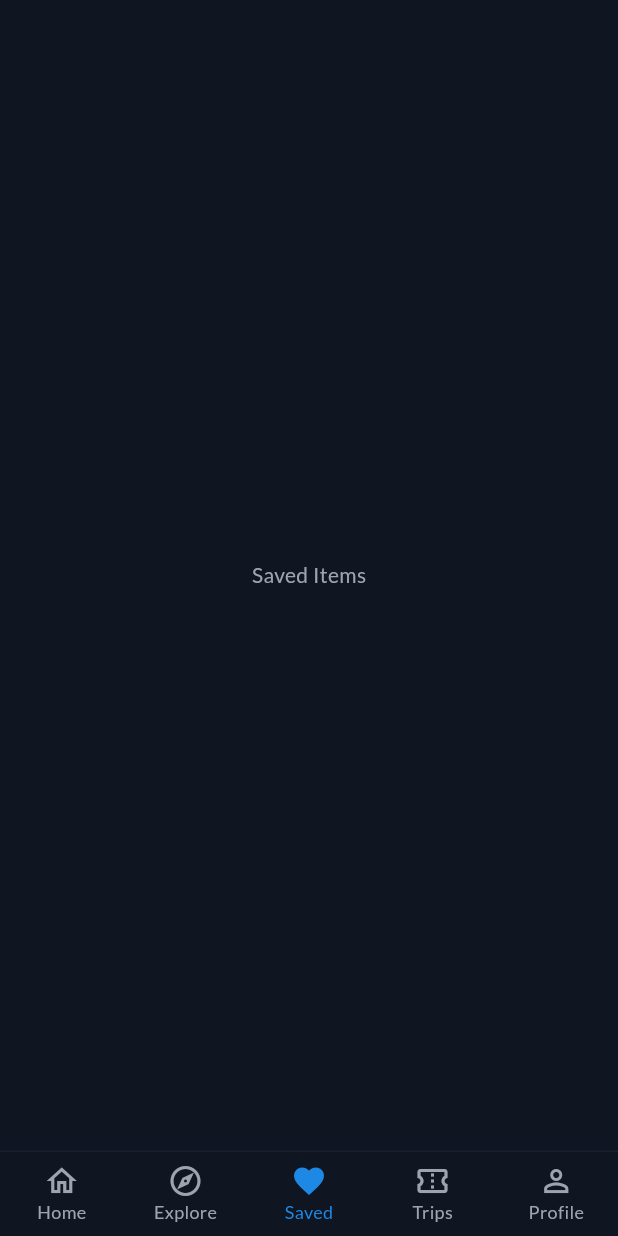
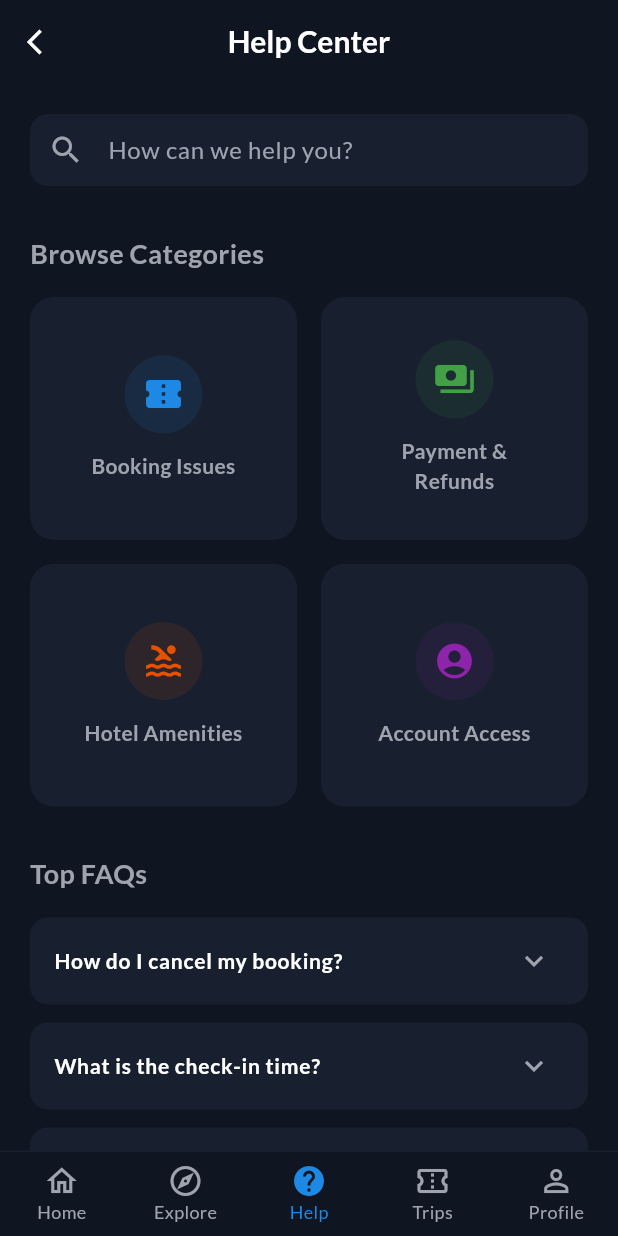
Before and after one commit to Bomanaabertilla/reservoire, a Flutter app: the MainScreen screen opened directly, item 3 of the bottom bar chosen, on a phone screen of 412 x 824 dp. Run offline on Flutter 3.47's test engine with Material 3 defaults, Android fonts, the phone set to English and light mode, and no system bars; our stand-ins replace google_fonts; network calls fail.

```diff
--- /dev/null
+++ b/grand_reserve/lib/features/help/screens/help_screen.dart
@@ -0,0 +1,209 @@
+import 'package:flutter/material.dart';
+
+import '../../../core/theme/app_colors.dart';
+
+class HelpScreen extends StatelessWidget {
+  const HelpScreen({super.key});
+
+  @override
+  Widget build(BuildContext context) {
+    return Scaffold(
+      appBar: AppBar(
+        title: const Text('Help Center'),
+        centerTitle: true,
+        backgroundColor: Colors.transparent,
+        elevation: 0,
+        leading: IconButton(
+          icon: const Icon(Icons.arrow_back_ios, size: 20),
+          onPressed: () => Navigator.pop(context),
+        ),
+      ),
+      body: SingleChildScrollView(
+        padding: const EdgeInsets.all(20),
+        child: Column(
+          crossAxisAlignment: CrossAxisAlignment.start,
+          children: [
+            // Search Bar
+            TextField(
+              decoration: InputDecoration(
+                hintText: 'How can we help you?',
+                hintStyle: const TextStyle(color: AppColors.textSecondary),
+                prefixIcon: const Icon(
+                  Icons.search,
+                  color: AppColors.textSecondary,
+                ),
+                filled: true,
+                fillColor: AppColors.surface,
+                border: OutlineInputBorder(
+                  borderRadius: BorderRadius.circular(12),
+                  borderSide: BorderSide.none,
+                ),
+                contentPadding: const EdgeInsets.symmetric(horizontal: 16),
+              ),
+            ),
+
+            const SizedBox(height: 32),
+
+            // Browse Categories
+            const Text(
+              'Browse Categories',
+              style: TextStyle(fontSize: 18, fontWeight: FontWeight.bold),
+            ),
+            const SizedBox(height: 16),
+            GridView.count(
+              shrinkWrap: true,
+              physics: const NeverScrollableScrollPhysics(),
+              crossAxisCount: 2,
+              crossAxisSpacing: 16,
+              mainAxisSpacing: 16,
+              childAspectRatio: 1.1,
+              children: const [
+                _CategoryCard(
+                  icon: Icons.confirmation_number,
+                  label: 'Booking Issues',
+                  color: Color(0xFF1E88E5), // Blue
+                ),
+                _CategoryCard(
+                  icon: Icons.payments,
+                  label: 'Payment &\nRefunds',
+                  color: Color(0xFF43A047), // Green
+                ),
+                _CategoryCard(
+                  icon: Icons.pool,
+                  label: 'Hotel Amenities',
+                  color: Color(0xFFE65100), // Orange
+                ),
+                _CategoryCard(
+                  icon: Icons.account_circle,
+                  label: 'Account Access',
+                  color: Color(0xFF8E24AA), // Purple
+                ),
+              ],
+            ),
+
+            const SizedBox(height: 32),
+
+            // Top FAQs
+            const Text(
+              'Top FAQs',
+              style: TextStyle(fontSize: 18, fontWeight: FontWeight.bold),
+            ),
+            const SizedBox(height: 16),
+            const _FaqTile(
+              question: 'How do I cancel my booking?',
+              answer:
+                  'You can cancel your booking from the "My Bookings" tab. Select the trip you wish to cancel and tap on the "Cancel Booking" button. Please note that cancellation fees may apply depending on your fare type.',
+            ),
+            const SizedBox(height: 12),
+            const _FaqTile(
+              question: 'What is the check-in time?',
+              answer:
+                  'Standard check-in time is 3:00 PM. Early check-in is subject to availability and may incur an additional charge.',
+            ),
+            const SizedBox(height: 12),
+            const _FaqTile(
+              question: 'Is breakfast included in my stay?',
+              answer:
+                  'It depends on the package you selected. You can check your booking confirmation email or the "My Bookings" section to see if breakfast is included.',
+            ),
+            const SizedBox(height: 12),
+            const _FaqTile(
+              question: 'How can I request a late checkout?',
+              answer:
+                  'Late checkout can be requested through the "Staff Alerts" feature or by contacting the front desk directly. It is subject to availability.',
+            ),
+
+            const SizedBox(height: 32),
+            const Text(
+              'Contact Us',
+              style: TextStyle(fontWeight: FontWeight.bold, fontSize: 18),
+            ),
+          ],
+        ),
+      ),
+    );
+  }
+}
+
+class _CategoryCard extends StatelessWidget {
+  final IconData icon;
+  final String label;
+  final Color color;
+
+  const _CategoryCard({
+    required this.icon,
+    required this.label,
+    required this.color,
+  });
+
+  @override
+  Widget build(BuildContext context) {
+    return Container(
+      decoration: BoxDecoration(
+        color: AppColors.surface,
+        borderRadius: BorderRadius.circular(16),
+      ),
+      child: Column(
+        mainAxisAlignment: MainAxisAlignment.center,
+        children: [
+          Container(
+            padding: const EdgeInsets.all(12),
+            decoration: BoxDecoration(
+              color: color.withOpacity(0.1),
+              shape: BoxShape.circle,
+            ),
+            child: Icon(icon, color: color, size: 28),
+          ),
+          const SizedBox(height: 12),
+          Text(
+            label,
+            textAlign: TextAlign.center,
+            style: const TextStyle(fontWeight: FontWeight.bold, fontSize: 14),
+          ),
+        ],
+      ),
+    );
+  }
+}
+
+class _FaqTile extends StatelessWidget {
+  final String question;
+  final String answer;
+
+  const _FaqTile({required this.question, required this.answer});
+
+  @override
+  Widget build(BuildContext context) {
+    return Container(
+      decoration: BoxDecoration(
+        color: AppColors.surface,
+        borderRadius: BorderRadius.circular(12),
+      ),
+      child: Theme(
+        data: Theme.of(context).copyWith(dividerColor: Colors.transparent),
+        child: ExpansionTile(
+          title: Text(
+            question,
+            style: const TextStyle(fontWeight: FontWeight.w600, fontSize: 14),
+          ),
+          textColor: Colors.white,
+          iconColor: Colors.white,
+          collapsedIconColor: AppColors.textSecondary,
+          children: [
+            Padding(
+              padding: const EdgeInsets.only(left: 16, right: 16, bottom: 16),
+              child: Text(
+                answer,
+                style: const TextStyle(
+                  color: AppColors.textSecondary,
+                  fontSize: 13,
+                  height: 1.5,
+                ),
+              ),
+            ),
+          ],
+        ),
+      ),
+    );
+  }
+}
--- a/grand_reserve/lib/features/home/main_screen.dart
+++ b/grand_reserve/lib/features/home/main_screen.dart
@@ -4,6 +4,7 @@ import 'home_screen.dart';
 import '../profile/profile_screen.dart';
 import '../explore/screens/location_info_screen.dart';
 import '../trips/screens/my_bookings_screen.dart';
+import '../help/screens/help_screen.dart';
 
 class MainScreen extends StatefulWidget {
   const MainScreen({super.key});
@@ -18,7 +19,7 @@ class _MainScreenState extends State<MainScreen> {
   final List<Widget> _screens = [
     const HomeScreen(),
     const LocationInfoScreen(),
-    const Center(child: Text('Saved Items')),
+    const HelpScreen(),
     const MyBookingsScreen(),
     const ProfileScreen(),
   ];
@@ -59,9 +60,9 @@ class _MainScreenState extends State<MainScreen> {
               label: 'Explore',
             ),
             BottomNavigationBarItem(
-              icon: Icon(Icons.favorite_border),
-              activeIcon: Icon(Icons.favorite),
-              label: 'Saved',
+              icon: Icon(Icons.help_outline),
+              activeIcon: Icon(Icons.help),
+              label: 'Help',
             ),
             BottomNavigationBarItem(
               icon: Icon(Icons.confirmation_number_outlined),
```
